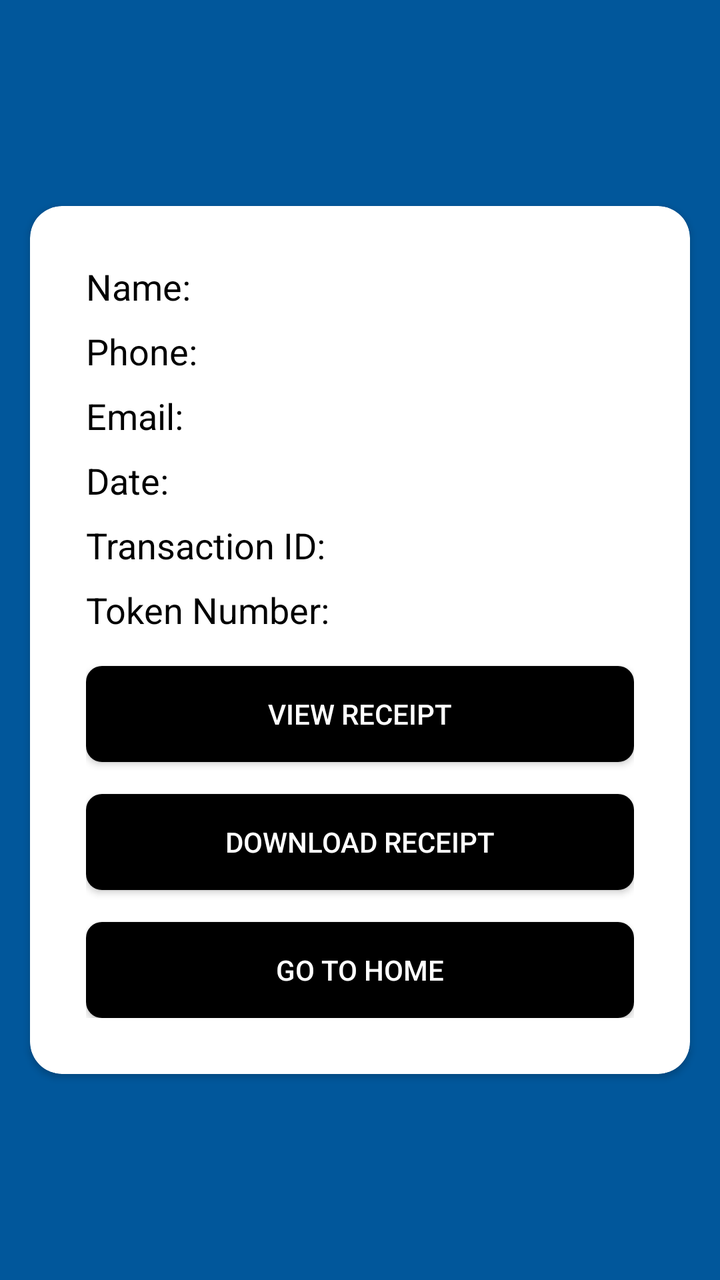
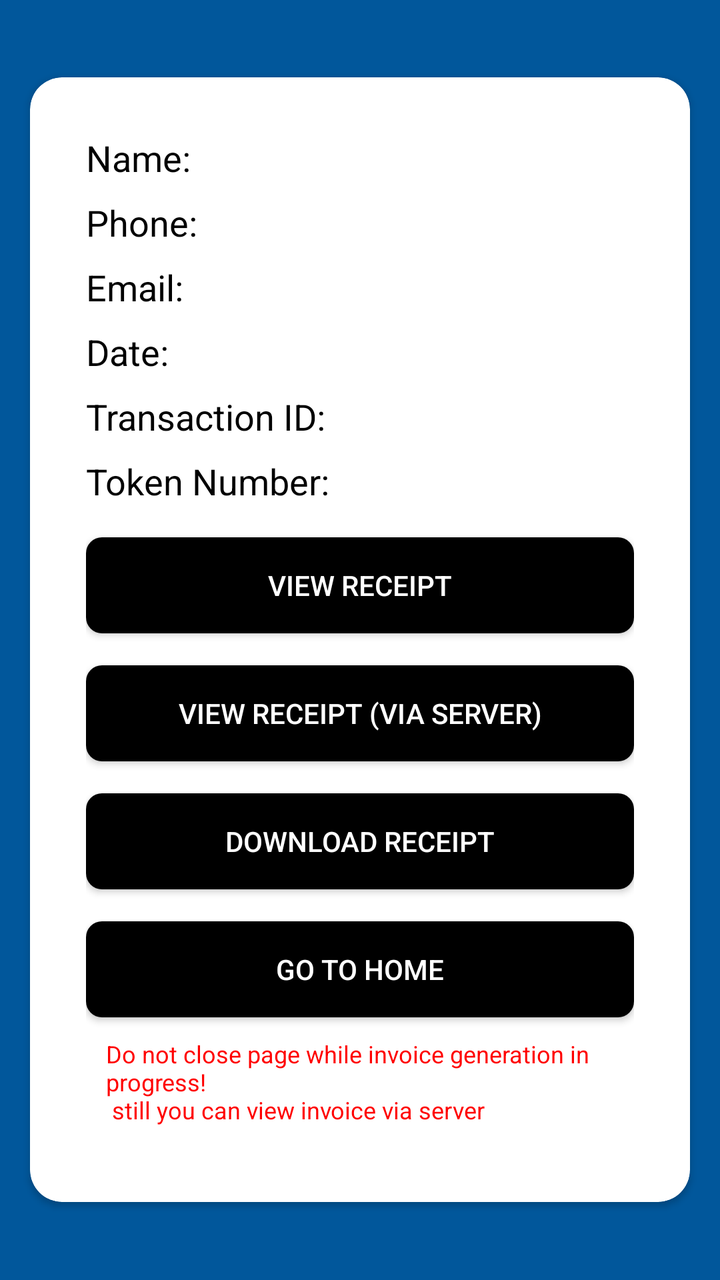

An Android layout rendered at two revisions. The XML below is the earlier revision; the diff shows what the commit changed to produce the second picture.
<!-- AndroidManifest.xml: application theme Theme.AppCompat -->
<!-- res/layout/activity_payment_success.xml -->
<?xml version="1.0" encoding="utf-8"?>
<ScrollView xmlns:android="http://schemas.android.com/apk/res/android"
    xmlns:app="http://schemas.android.com/apk/res-auto"
    android:layout_width="match_parent"
    android:layout_height="match_parent"
    android:background="@color/light_blue_900">

    <androidx.cardview.widget.CardView
        android:layout_width="match_parent"
        android:layout_height="wrap_content"
        android:layout_gravity="center"
        android:layout_margin="15dp"
        android:elevation="4dp"
        app:cardBackgroundColor="@android:color/white"
        app:cardCornerRadius="16dp">

        <RelativeLayout
            android:layout_width="match_parent"
            android:layout_height="wrap_content"
            android:padding="28dp">

            <TextView
                android:id="@+id/nameTextView"
                android:layout_width="wrap_content"
                android:layout_height="wrap_content"
                android:text="Name: "
                android:textColor="#000000"
                android:textSize="18sp" />

            <TextView
                android:id="@+id/phoneTextView"
                android:layout_width="wrap_content"
                android:layout_height="wrap_content"
                android:layout_below="@id/nameTextView"
                android:layout_marginTop="8dp"
                android:text="Phone: "
                android:textColor="#000000"
                android:textSize="18sp" />

            <TextView
                android:id="@+id/emailTextView"
                android:layout_width="wrap_content"
                android:layout_height="wrap_content"
                android:layout_below="@id/phoneTextView"
                android:layout_marginTop="8dp"
                android:text="Email: "
                android:textColor="#000000"
                android:textSize="18sp" />

            <TextView
                android:id="@+id/DateTextView"
                android:layout_width="wrap_content"
                android:layout_height="wrap_content"
                android:layout_below="@id/emailTextView"
                android:layout_marginTop="8dp"
                android:text="Date: "
                android:textColor="#000000"
                android:textSize="18sp" />

            <TextView
                android:id="@+id/transactionIdTextView"
                android:layout_width="wrap_content"
                android:layout_height="wrap_content"
                android:layout_below="@id/DateTextView"
                android:layout_marginTop="8dp"
                android:text="Transaction ID: "
                android:textColor="#000000"
                android:textSize="18sp" />

            <TextView
                android:id="@+id/tokenNumberTextView"
                android:layout_width="wrap_content"
                android:layout_height="wrap_content"
                android:layout_below="@id/transactionIdTextView"
                android:layout_marginTop="8dp"
                android:text="Token Number: "
                android:textColor="#000000"
                android:textSize="18sp" />

            <Button
                android:id="@+id/viewReceiptButton"
                android:layout_width="match_parent"
                android:layout_height="wrap_content"
                android:layout_below="@id/tokenNumberTextView"
                android:layout_marginTop="16dp"
                android:background="@drawable/button_background2"
                android:text="View Receipt"
                android:textColor="@android:color/white" />

            <Button
                android:id="@+id/downloadReceiptButton"
                android:layout_width="match_parent"
                android:layout_height="wrap_content"
                android:layout_below="@id/viewReceiptButton"
                android:layout_marginTop="16dp"
                android:background="@drawable/button_background2"
                android:text="Download Receipt"
                android:textColor="@android:color/white" />

            <Button
                android:id="@+id/goToHomeButton"
                android:layout_width="match_parent"
                android:layout_height="wrap_content"
                android:layout_below="@id/downloadReceiptButton"
                android:layout_marginTop="16dp"
                android:background="@drawable/button_background2"
                android:text="Go to Home"
                android:textColor="@android:color/white" />

        </RelativeLayout>
    </androidx.cardview.widget.CardView>
</ScrollView>
<!-- resources referenced by this layout -->
<resources>
  <color name="light_blue_900">#FF01579B</color>
  <!-- drawable button_background2 (drawable) -->
  <shape xmlns:android="http://schemas.android.com/apk/res/android">
      <solid android:color="#000000" />
      <corners android:radius="8dp" />
  </shape>
</resources>

<!-- the commit's change to res/layout/activity_payment_success.xml (unified diff, before → after) -->
@@ -88,10 +88,20 @@
                 android:textColor="@android:color/white" />
 
             <Button
+                android:id="@+id/viewReceiptButton2"
+                android:layout_width="match_parent"
+                android:layout_height="wrap_content"
+                android:layout_below="@id/viewReceiptButton"
+                android:layout_marginTop="16dp"
+                android:background="@drawable/button_background2"
+                android:text="View Receipt (via server)"
+                android:textColor="@android:color/white" />
+
+            <Button
                 android:id="@+id/downloadReceiptButton"
                 android:layout_width="match_parent"
                 android:layout_height="wrap_content"
-                android:layout_below="@id/viewReceiptButton"
+                android:layout_below="@id/viewReceiptButton2"
                 android:layout_marginTop="16dp"
                 android:background="@drawable/button_background2"
                 android:text="Download Receipt"
@@ -106,7 +116,15 @@
                 android:background="@drawable/button_background2"
                 android:text="Go to Home"
                 android:textColor="@android:color/white" />
-
+            <TextView
+                android:id="@+id/textViewDisclaimer"
+                android:layout_width="wrap_content"
+                android:layout_height="wrap_content"
+                android:layout_margin="10dp"
+                android:text="Do not close page while invoice generation in progress! \n still you can view invoice via server"
+                android:layout_below="@id/goToHomeButton"
+                android:textSize="12sp"
+                android:textColor="#FF0000"/>
         </RelativeLayout>
     </androidx.cardview.widget.CardView>
 </ScrollView>
